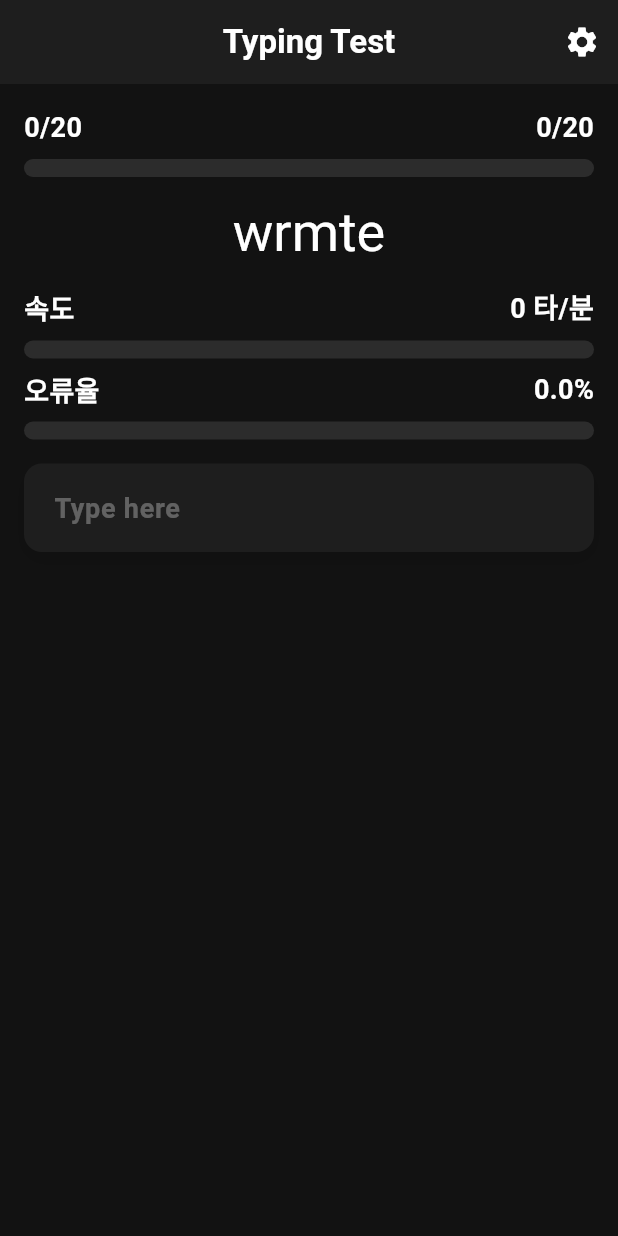
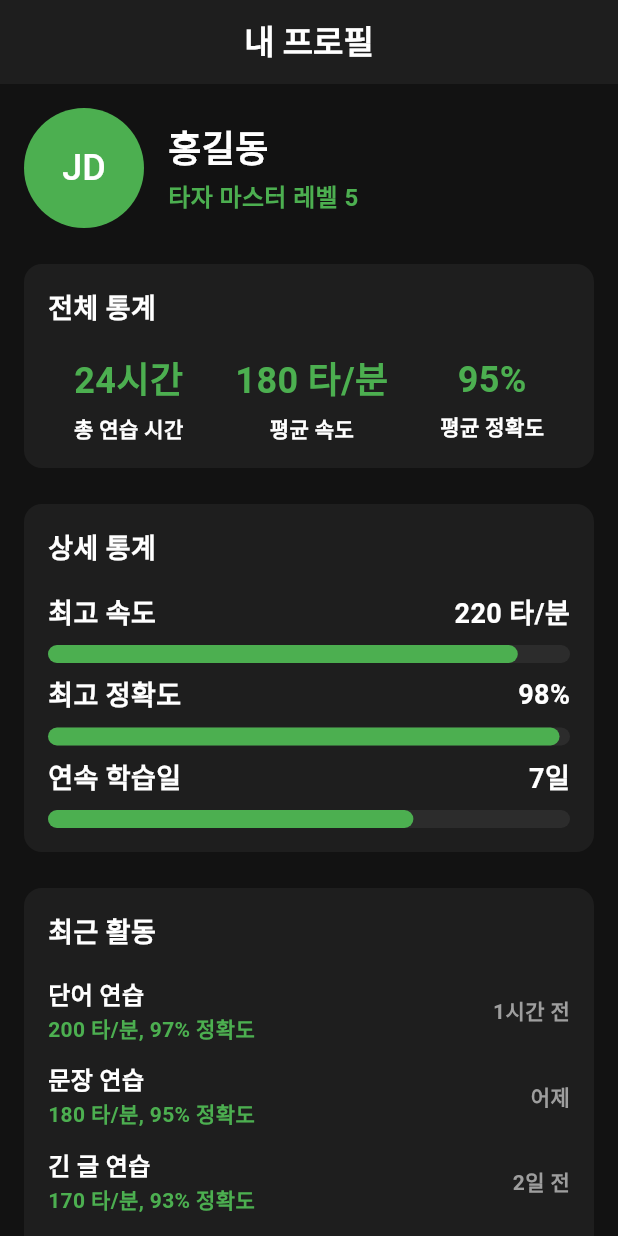
Before and after one commit to Do-Boo/TaJJang, a Flutter app: the screen it shows after launch, on a phone screen of 412 x 824 dp. Run offline on Flutter 3.47's test engine with Material 3 defaults, Android fonts, the phone set to English and light mode, and no system bars; our stand-ins replace fl_chart, get, hugeicons, shared_preferences; Roboto replaces fonts that are missing (나눔고딕).

Commit message:
2024.10.04.(금) 14:45 작동확인

```diff
--- a/lib/main.dart
+++ b/lib/main.dart
@@ -1,8 +1,9 @@
 import 'package:flutter/material.dart';
 import 'package:get/get.dart';
+import 'package:tajjang/pages/p_homepage.dart';
+import 'package:tajjang/pages/p_profile_page.dart';
 import 'package:tajjang/pages/p_profile_settings_page.dart';
 import 'package:tajjang/pages/p_setting_page.dart';
-import 'package:tajjang/pages/p_main_page.dart';
 import 'package:tajjang/pages/p_typing_test_launch_page.dart';
 import 'package:tajjang/pages/p_word_typing_test_page.dart';
 import 'package:tajjang/pages/p_login_page.dart';
@@ -17,14 +18,15 @@ class TaJJangApp extends StatelessWidget {
   @override
   Widget build(BuildContext context) {
     return GetMaterialApp(
-      initialRoute: '/word_typing_test',
+      initialRoute: '/profile',
       getPages: [
-        GetPage(name: '/settings', page: () => const SettingsPage(), transition: Transition.downToUp),
-        GetPage(name: '/main', page: () => const MainPage(), transition: Transition.downToUp),
+        GetPage(name: '/home', page: () => const HomePage(), transition: Transition.downToUp),
+        GetPage(name: '/profile', page: () => const ProfilePage(), transition: Transition.downToUp),
+        GetPage(name: '/typing_test_launch', page: () => const TypingTestLaunchPage(), transition: Transition.downToUp),
         GetPage(name: '/login', page: () => const LoginPage(), transition: Transition.downToUp),
-        GetPage(name: '/typing_test_launch', page: () => const TypingTestLaunchPage(), transition: Transition.downToUp),
         GetPage(name: '/word_typing_test', page: () => const WordTypingTestPage(), transition: Transition.downToUp),
         GetPage(name: '/profile_settings', page: () => const ProfileSettingsPage(), transition: Transition.downToUp),
+        GetPage(name: '/settings', page: () => const SettingsPage(), transition: Transition.downToUp),
       ],
       theme: ThemeData(
         fontFamily: '나눔고딕',
--- /dev/null
+++ b/lib/pages/p_profile_page.dart
@@ -0,0 +1,239 @@
+import 'package:flutter/material.dart';
+import 'package:tajjang/widgets/w_progressbar.dart';
+
+class ProfilePage extends StatelessWidget {
+  const ProfilePage({super.key});
+
+  @override
+  Widget build(BuildContext context) {
+    return Scaffold(
+      backgroundColor: const Color(0xFF121212),
+      appBar: AppBar(
+        backgroundColor: const Color(0xFF1E1E1E),
+        elevation: 0,
+        title: const Text(
+          '내 프로필',
+          style: TextStyle(
+            color: Colors.white,
+            fontWeight: FontWeight.bold,
+          ),
+        ),
+        centerTitle: true,
+      ),
+      body: SingleChildScrollView(
+        child: Padding(
+          padding: const EdgeInsets.all(16.0),
+          child: Column(
+            crossAxisAlignment: CrossAxisAlignment.start,
+            children: [
+              _buildUserInfo(),
+              const SizedBox(height: 24),
+              _buildOverallStats(),
+              const SizedBox(height: 24),
+              _buildDetailedStats(),
+              const SizedBox(height: 24),
+              _buildRecentActivity(),
+            ],
+          ),
+        ),
+      ),
+    );
+  }
+
+  Widget _buildUserInfo() {
+    return const Row(
+      children: [
+        CircleAvatar(
+          radius: 40,
+          backgroundColor: Color(0xFF4CAF50),
+          child: Text(
+            'JD',
+            style: TextStyle(fontSize: 24, color: Colors.white),
+          ),
+        ),
+        SizedBox(width: 16),
+        Column(
+          crossAxisAlignment: CrossAxisAlignment.start,
+          children: [
+            Text(
+              '홍길동',
+              style: TextStyle(
+                color: Colors.white,
+                fontSize: 24,
+                fontWeight: FontWeight.bold,
+              ),
+            ),
+            SizedBox(height: 4),
+            Text(
+              '타자 마스터 레벨 5',
+              style: TextStyle(
+                color: Color(0xFF4CAF50),
+                fontSize: 16,
+              ),
+            ),
+          ],
+        ),
+      ],
+    );
+  }
+
+  Widget _buildOverallStats() {
+    return Container(
+      padding: const EdgeInsets.all(16),
+      decoration: BoxDecoration(
+        color: const Color(0xFF1E1E1E),
+        borderRadius: BorderRadius.circular(12),
+      ),
+      child: Column(
+        crossAxisAlignment: CrossAxisAlignment.start,
+        children: [
+          const Text(
+            '전체 통계',
+            style: TextStyle(
+              color: Colors.white,
+              fontSize: 18,
+              fontWeight: FontWeight.bold,
+            ),
+          ),
+          const SizedBox(height: 16),
+          Row(
+            mainAxisAlignment: MainAxisAlignment.spaceAround,
+            children: [
+              _buildStatItem('총 연습 시간', '24시간'),
+              _buildStatItem('평균 속도', '180 타/분'),
+              _buildStatItem('평균 정확도', '95%'),
+            ],
+          ),
+        ],
+      ),
+    );
+  }
+
+  Widget _buildStatItem(String title, String value) {
+    return Column(
+      children: [
+        Text(
+          value,
+          style: const TextStyle(
+            color: Color(0xFF4CAF50),
+            fontSize: 24,
+            fontWeight: FontWeight.bold,
+          ),
+        ),
+        const SizedBox(height: 4),
+        Text(
+          title,
+          style: const TextStyle(
+            color: Colors.white,
+            fontSize: 14,
+          ),
+        ),
+      ],
+    );
+  }
+
+  Widget _buildDetailedStats() {
+    return Container(
+      padding: const EdgeInsets.all(16),
+      decoration: BoxDecoration(
+        color: const Color(0xFF1E1E1E),
+        borderRadius: BorderRadius.circular(12),
+      ),
+      child: const Column(
+        crossAxisAlignment: CrossAxisAlignment.start,
+        children: [
+          Text(
+            '상세 통계',
+            style: TextStyle(
+              color: Colors.white,
+              fontSize: 18,
+              fontWeight: FontWeight.bold,
+            ),
+          ),
+          SizedBox(height: 16),
+          ProgressBar(
+            title: '최고 속도',
+            progress: 0.9,
+            progressColor: Color(0xFF4CAF50),
+            displayText: '220 타/분',
+            backgroundColor: Color(0xFF2C2C2C),
+            textColor: Colors.white,
+          ),
+          SizedBox(height: 8),
+          ProgressBar(
+            title: '최고 정확도',
+            progress: 0.98,
+            progressColor: Color(0xFF4CAF50),
+            displayText: '98%',
+            backgroundColor: Color(0xFF2C2C2C),
+            textColor: Colors.white,
+          ),
+          SizedBox(height: 8),
+          ProgressBar(
+            title: '연속 학습일',
+            progress: 0.7,
+            progressColor: Color(0xFF4CAF50),
+            displayText: '7일',
+            backgroundColor: Color(0xFF2C2C2C),
+            textColor: Colors.white,
+          ),
+        ],
+      ),
+    );
+  }
+
+  Widget _buildRecentActivity() {
+    return Container(
+      padding: const EdgeInsets.all(16),
+      decoration: BoxDecoration(
+        color: const Color(0xFF1E1E1E),
+        borderRadius: BorderRadius.circular(12),
+      ),
+      child: Column(
+        crossAxisAlignment: CrossAxisAlignment.start,
+        children: [
+          const Text(
+            '최근 활동',
+            style: TextStyle(
+              color: Colors.white,
+              fontSize: 18,
+              fontWeight: FontWeight.bold,
+            ),
+          ),
+          const SizedBox(height: 16),
+          _buildActivityItem('단어 연습', '200 타/분, 97% 정확도', '1시간 전'),
+          _buildActivityItem('문장 연습', '180 타/분, 95% 정확도', '어제'),
+          _buildActivityItem('긴 글 연습', '170 타/분, 93% 정확도', '2일 전'),
+        ],
+      ),
+    );
+  }
+
+  Widget _buildActivityItem(String title, String stats, String time) {
+    return Padding(
+      padding: const EdgeInsets.only(bottom: 12),
+      child: Row(
+        mainAxisAlignment: MainAxisAlignment.spaceBetween,
+        children: [
+          Column(
+            crossAxisAlignment: CrossAxisAlignment.start,
+            children: [
+              Text(
+                title,
+                style: const TextStyle(color: Colors.white, fontSize: 16),
+              ),
+              Text(
+                stats,
+                style: const TextStyle(color: Color(0xFF4CAF50), fontSize: 14),
+              ),
+            ],
+          ),
+          Text(
+            time,
+            style: const TextStyle(color: Colors.grey, fontSize: 14),
+          ),
+        ],
+      ),
+    );
+  }
+}
```
Also changed, not shown: lib/pages/p_homepage.dart (+144 -24 lines), lib/pages/p_word_typing_test_page.dart (+69 -19 lines).
